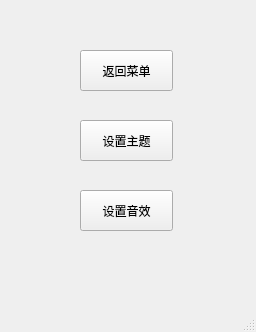
This is csetdlg.ui in wgananh/Formal_Brmal_Bejeweled as Qt 5 draws it before an edit. The edited form follows.
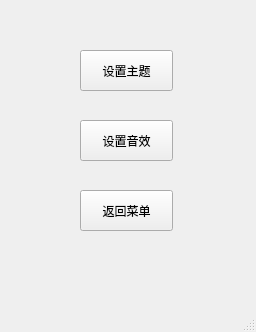
This is the edited form. Icons and pictures are not drawn.

What changed in the file:
```diff
--- a/csetdlg.ui
+++ b/csetdlg.ui
@@ -18,7 +18,7 @@
     <property name="geometry">
      <rect>
       <x>80</x>
-      <y>50</y>
+      <y>190</y>
       <width>93</width>
       <height>41</height>
      </rect>
@@ -35,7 +35,7 @@
     <property name="geometry">
      <rect>
       <x>80</x>
-      <y>120</y>
+      <y>50</y>
       <width>93</width>
       <height>41</height>
      </rect>
@@ -52,7 +52,7 @@
     <property name="geometry">
      <rect>
       <x>80</x>
-      <y>190</y>
+      <y>120</y>
       <width>93</width>
       <height>41</height>
      </rect>
```
